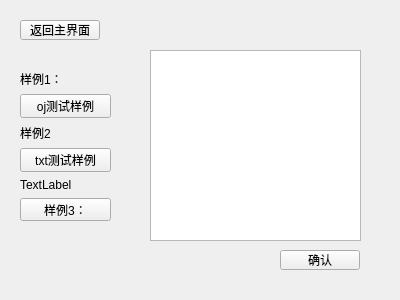
Above: inputwidget.ui from RickyRui111/WorldOfWarcraftDebug before the change. Below: the same form after it.
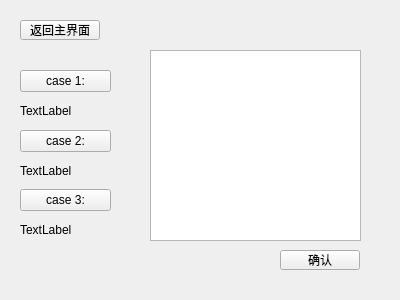
That is the form after the change.

The edit to the form file:
```diff
--- a/inputwidget.ui
+++ b/inputwidget.ui
@@ -55,40 +55,33 @@
      <x>20</x>
      <y>70</y>
      <width>91</width>
-     <height>151</height>
+     <height>173</height>
     </rect>
    </property>
    <layout class="QVBoxLayout" name="verticalLayout">
-    <item>
-     <widget class="QLabel" name="label">
-      <property name="text">
-       <string>样例1：</string>
-      </property>
-     </widget>
-    </item>
     <item>
      <widget class="QPushButton" name="pushButton">
       <property name="text">
-       <string>oj测试样例</string>
+       <string>case 1:</string>
       </property>
      </widget>
     </item>
     <item>
-     <widget class="QLabel" name="label_2">
+     <widget class="QLabel" name="label">
       <property name="text">
-       <string>样例2</string>
+       <string>TextLabel</string>
       </property>
      </widget>
     </item>
     <item>
      <widget class="QPushButton" name="pushButton_2">
       <property name="text">
-       <string>txt测试样例</string>
+       <string>case 2:</string>
       </property>
      </widget>
     </item>
     <item>
-     <widget class="QLabel" name="label_3">
+     <widget class="QLabel" name="label_2">
       <property name="text">
        <string>TextLabel</string>
       </property>
@@ -97,7 +90,14 @@
     <item>
      <widget class="QPushButton" name="pushButton_3">
       <property name="text">
-       <string>样例3：</string>
+       <string>case 3:</string>
+      </property>
+     </widget>
+    </item>
+    <item>
+     <widget class="QLabel" name="label_3">
+      <property name="text">
+       <string>TextLabel</string>
       </property>
      </widget>
     </item>
```
